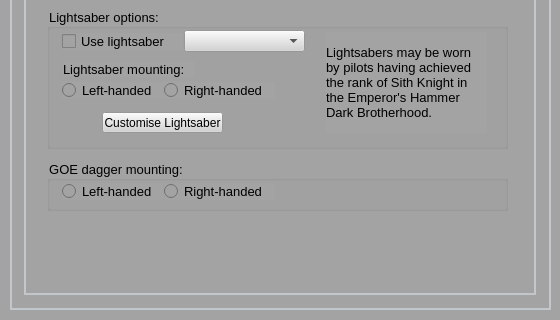
Above: data/uis/ttt.ui from SmTaUcM/TTT3 before the change; both pictures show x 0 to 560 and y 131 to 451 of the 661 by 451 pixel window. Below: the same form after it.
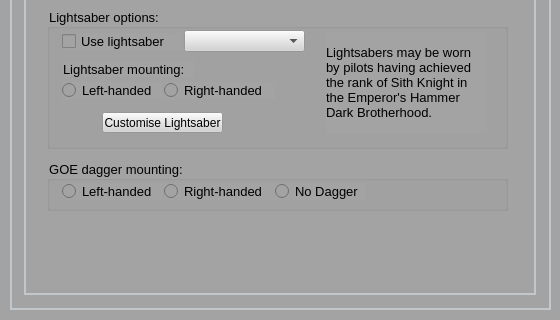
That is the form after the change. The open tabs and pages were chosen to show the change. Icons and pictures are not drawn.

Commit message:
Request - Issue #102 - TTT GOE Daggerless Option
Implemented

```diff
--- a/data/uis/ttt.ui
+++ b/data/uis/ttt.ui
@@ -2044,6 +2044,25 @@
           <string>Right-handed</string>
          </property>
         </widget>
+        <widget class="QRadioButton" name="rb_daggerNone">
+         <property name="geometry">
+          <rect>
+           <x>228</x>
+           <y>23</y>
+           <width>90</width>
+           <height>17</height>
+          </rect>
+         </property>
+         <property name="font">
+          <font>
+           <family>Arial</family>
+           <pointsize>10</pointsize>
+          </font>
+         </property>
+         <property name="text">
+          <string>No Dagger</string>
+         </property>
+        </widget>
        </widget>
        <widget class="QGroupBox" name="gb_dressSaberMounting">
         <property name="geometry">
```
The commit also changes 1 other file.
